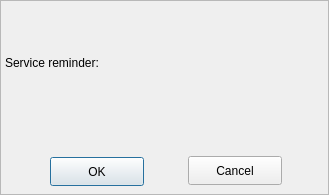
Old version of the form src/updatedialog.ui in the repository UbuntuKylin/youker-assistant.
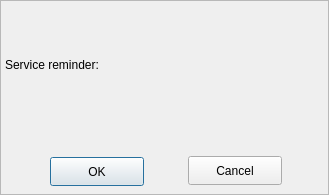
New version of the form. Icons and pictures are not drawn.

Commit message: Dialog Font Display

```diff
--- a/src/updatedialog.ui
+++ b/src/updatedialog.ui
@@ -68,7 +68,7 @@
      <x>5</x>
      <y>55</y>
      <width>291</width>
-     <height>16</height>
+     <height>21</height>
     </rect>
    </property>
    <property name="text">
```
The commit also changes 3 other files.
